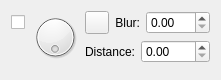
Above: libs/ui/forms/KoShadowConfigWidget.ui from KDE/krita before the change. Below: the same form after it.
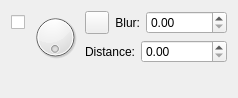
That is the form after the change. Custom widgets are drawn as their Qt base class.

Commit message: Let the widgets previously in kritawidgets use KisDoubleParseUnitSpinBox.

What changed in the file:
```diff
--- a/libs/ui/forms/KoShadowConfigWidget.ui
+++ b/libs/ui/forms/KoShadowConfigWidget.ui
@@ -6,8 +6,8 @@
    <rect>
     <x>0</x>
     <y>0</y>
-    <width>221</width>
-    <height>78</height>
+    <width>238</width>
+    <height>98</height>
    </rect>
   </property>
   <property name="sizePolicy">
```
Left out of the diff: 10 changed lines with no effect on the pictures. The commit also changes 2 other files.
